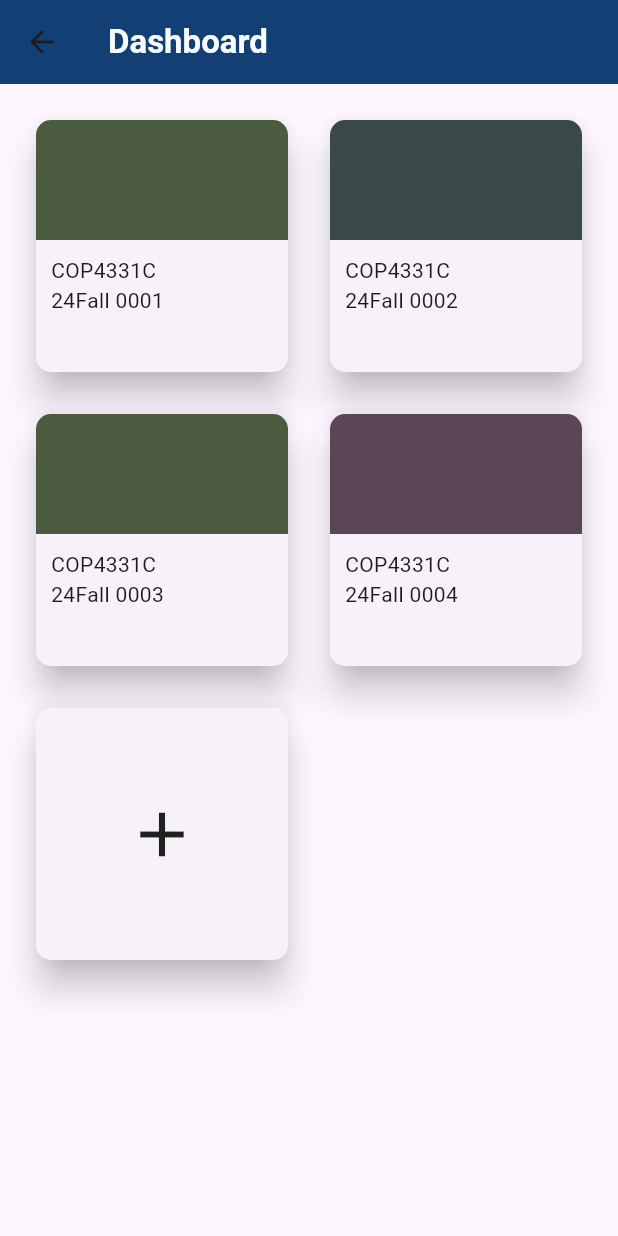
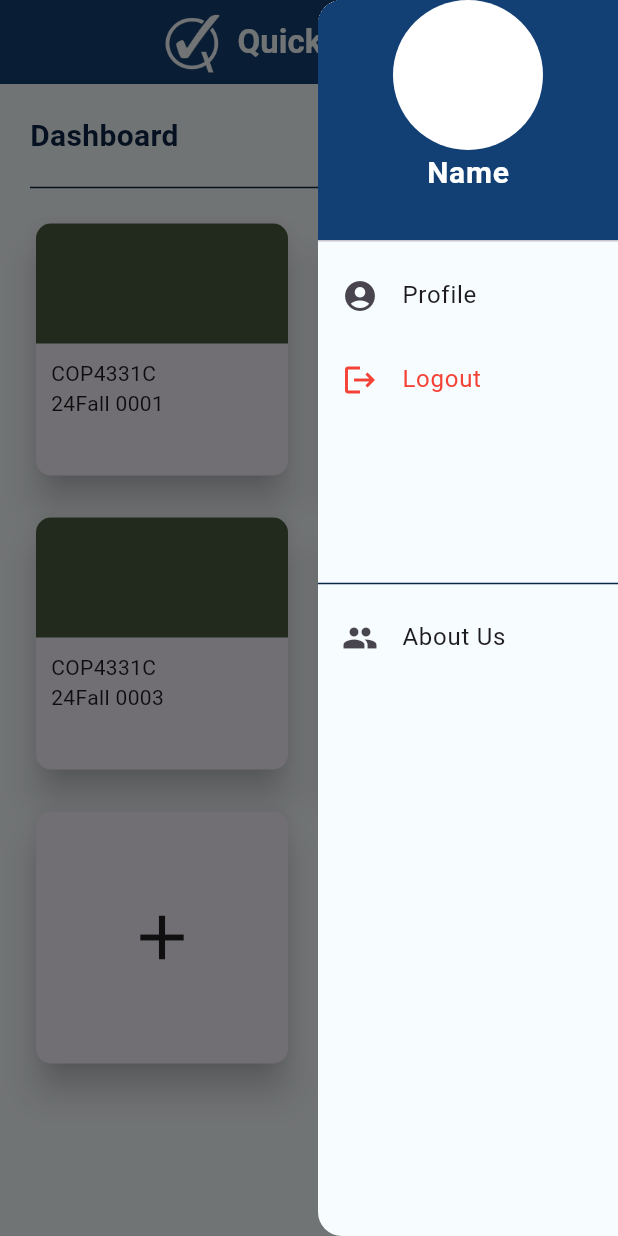
Before and after one commit to RyanRichardsR/QuickMark, a Flutter app: the Dashboard screen opened directly with empty values, with the side drawer open (before the commit the screen has no drawer), on a phone screen of 412 x 824 dp. Run offline on Flutter 3.47's test engine with Material 3 defaults, Android fonts, the phone set to English and light mode, and no system bars; our stand-ins replace permission_handler; missing offline and left inert: bluetooth_low_energy.

Commit message:
Up to date with Dev. App bar and side menu

```diff
--- a/quickmark_mobile/lib/Pages/dashboard.dart
+++ b/quickmark_mobile/lib/Pages/dashboard.dart
@@ -1,5 +1,8 @@
 import 'package:flutter/material.dart';
-//import 'package:mobile/class_prof.dart';
+import 'package:quickmark_mobile/components/side_menu.dart';
+import 'package:quickmark_mobile/pages/class_prof.dart';
+import 'package:quickmark_mobile/components/add_class_popup.dart';
+import 'package:quickmark_mobile/components/course_card.dart';
 
 //Color Pallete Constants
 const white = Color(0xFFF7FCFF) ;
@@ -41,23 +44,53 @@ class Dashboard extends StatelessWidget {
     },
   ];
 
-
-
   @override
   Widget build(BuildContext context) {
     return Scaffold(
+      backgroundColor: white,
       appBar: AppBar(
-        title: const Text(
-          'Dashboard',
+        backgroundColor: blue,
+        iconTheme: const IconThemeData(color: white),
+        title: Row(
+          mainAxisAlignment: MainAxisAlignment.center,
+          children: [
+            Image.asset(
+                    'lib/images/QM_white.png',
+                    height: 60,
+                  ),
+            const Text(
+              'QuickMark',
               style: TextStyle(
                 color: white,
                 fontWeight: FontWeight.bold,
               ),
             ),
-        backgroundColor: blue,
+            //const SizedBox(width: 10)
+          ],
         ),
+      ),
+
+      // This is the side menu
+      endDrawer: const SideMenu(),
+
       body: Padding(
         padding: const EdgeInsets.all(20.0),
+        child: Column(
+          crossAxisAlignment: CrossAxisAlignment.start,
+          children: [
+            const Text(
+              'Dashboard',
+              style: TextStyle(
+                color: navy,
+                fontSize: 20,
+                fontWeight: FontWeight.bold,
+              ),
+            ),
+            const Divider(
+              height: 40,
+              color: navy,
+            ),
+            Expanded(
               child: GridView.builder(
                 gridDelegate: const SliverGridDelegateWithFixedCrossAxisCount(
                   crossAxisCount: 2,
@@ -83,8 +116,13 @@ class Dashboard extends StatelessWidget {
                   }
                   else {
                     return InkWell(
-                onTap: () => {
-                  print('tapped +')
+                      onTap: () {
+                        showDialog<List>(
+                          context: context,
+                          builder: (context) => AddClassPopup(isTeacher: false,),
+                          barrierDismissible: false,
+
+                        );
                       },
                       child: Card(
                         shape: RoundedRectangleBorder(
@@ -98,57 +136,8 @@ class Dashboard extends StatelessWidget {
                 },
               ),
             ),
-    );
-  }
-
-  void tapped(TapUpDetails details) {
-  }
-}
-
-ClassProf({required String title}) {
-}
-
-class CourseCard extends StatelessWidget {
-
-  final String title;
-  final String subtitle;
-  final String color;
-
-  const CourseCard({
-    super.key,
-    required this.title,
-    required this.subtitle,
-    required this.color,
-  });
-
-  @override
-  Widget build(BuildContext context) {
-    return Card(
-      shape: RoundedRectangleBorder(
-        borderRadius: BorderRadius.circular(10),
-      ),
-      elevation: 10,
-      child: Column(
-        crossAxisAlignment: CrossAxisAlignment.start,
-        children: [
-          Container(
-            decoration: BoxDecoration(
-              borderRadius: const BorderRadius.only(topLeft: Radius.circular(10), topRight: Radius.circular(10)),
-              color: Color(int.parse(color)),
-            ),
-            height: 80,
-          ),
-          Padding(
-            padding: const EdgeInsets.all(10.0),
-            child: Column(
-              crossAxisAlignment: CrossAxisAlignment.start,
-              children: [
-                Text(title),
-                Text(subtitle),
           ],
         ),
-          ),
-        ],
       ),
     );
   }
--- a/quickmark_mobile/lib/Pages/login_page.dart
+++ b/quickmark_mobile/lib/Pages/login_page.dart
@@ -44,7 +44,7 @@ class _LoginPageState extends State<LoginPage> {
         setState((){
           errorMessage = response['error'];
         });
-        Navigator.push(
+        Navigator.pushReplacement(
           context,
           MaterialPageRoute(
             builder: (context) => Dashboard(user : response['user']),
--- /dev/null
+++ b/quickmark_mobile/lib/components/course_card.dart
@@ -0,0 +1,47 @@
+import 'package:flutter/material.dart';
+
+class CourseCard extends StatelessWidget {
+
+  final String title;
+  final String subtitle;
+  final String color;
+
+  const CourseCard({
+    super.key,
+    required this.title,
+    required this.subtitle,
+    required this.color,
+  });
+
+  @override
+  Widget build(BuildContext context) {
+    return Card(
+      shape: RoundedRectangleBorder(
+        borderRadius: BorderRadius.circular(10),
+      ),
+      elevation: 10,
+      child: Column(
+        crossAxisAlignment: CrossAxisAlignment.start,
+        children: [
+          Container(
+            decoration: BoxDecoration(
+              borderRadius: const BorderRadius.only(topLeft: Radius.circular(10), topRight: Radius.circular(10)),
+              color: Color(int.parse(color)),
+            ),
+            height: 80,
+          ),
+          Padding(
+            padding: const EdgeInsets.all(10.0),
+            child: Column(
+              crossAxisAlignment: CrossAxisAlignment.start,
+              children: [
+                Text(title),
+                Text(subtitle),
+              ],
+            ),
+          ),
+        ],
+      ),
+    );
+  }
+}
--- /dev/null
+++ b/quickmark_mobile/lib/components/side_menu.dart
@@ -0,0 +1,71 @@
+import 'package:flutter/material.dart';
+import 'package:quickmark_mobile/Pages/login_page.dart';
+
+//Color Pallete Constants
+const white = Color(0xFFF7FCFF) ;
+const lightBlue = Color(0xFF8DA9C4) ;
+const blue = Color(0xFF134074) ;
+const darkBlue = Color(0xFF13315C) ;
+const navy = Color(0xFF0B2545) ;
+
+class SideMenu extends StatelessWidget {
+  const SideMenu({super.key});
+
+  @override
+  Widget build(BuildContext context) {
+    return Drawer(
+      backgroundColor: white,
+      width: 200,
+      child: ListView(
+        padding: EdgeInsets.zero,
+        children: [
+          const DrawerHeader(
+            decoration: BoxDecoration(color: blue),
+            padding: EdgeInsets.zero,
+            child: Column(
+              children: [
+                CircleAvatar(
+                  radius: 50,
+                  backgroundColor: Colors.white,
+                ),
+                const Text('Name', style: TextStyle(color: Colors.white, fontSize: 20, fontWeight: FontWeight.bold),),
+              ],
+            ),
+          ),
+          ListTile(
+            leading: const Icon(Icons.account_circle),
+            title: const Text('Profile'),
+            onTap: () {
+
+            },
+          ),
+
+          ListTile(
+            iconColor: Colors.red,
+            textColor: Colors.red,
+            leading: const Icon(Icons.logout),
+            title: const Text('Logout'),
+            onTap: () {
+              Navigator.pushReplacement(
+                context,
+                MaterialPageRoute(
+                  builder: (context) => const LoginPage(),
+                ),
+              );
+            },
+          ),
+
+          const SizedBox(height: 100),
+          const Divider(color: navy,),
+          ListTile(
+            leading: const Icon(Icons.group),
+            title: const Text('About Us'),
+            onTap: () {
+
+            },
+          ),
+        ],
+      ),
+    );
+  }
+}
--- a/quickmark_mobile/pubspec.yaml
+++ b/quickmark_mobile/pubspec.yaml
@@ -36,6 +36,8 @@ dependencies:
   # Use with the CupertinoIcons class for iOS style icons.
   cupertino_icons: ^1.0.8
   http: ^1.2.2
+  permission_handler: ^11.3.1
+  bluetooth_low_energy: ^6.0.2
 
 dev_dependencies:
   flutter_test:
```
Also changed, not shown: quickmark_mobile/lib/Pages/class_prof.dart (added, +138 -0 lines), quickmark_mobile/lib/components/add_class_popup.dart (added, +80 -0 lines), quickmark_mobile/pubspec.lock, 3 other files. Lines whose indentation alone changed are shown as unchanged.
